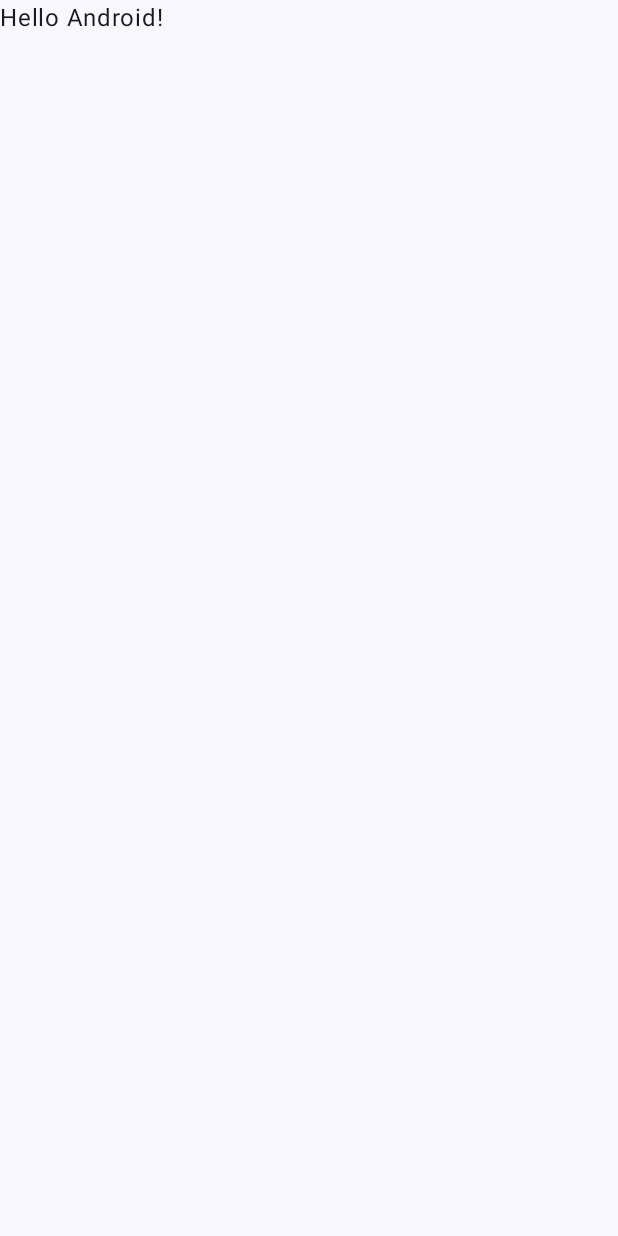
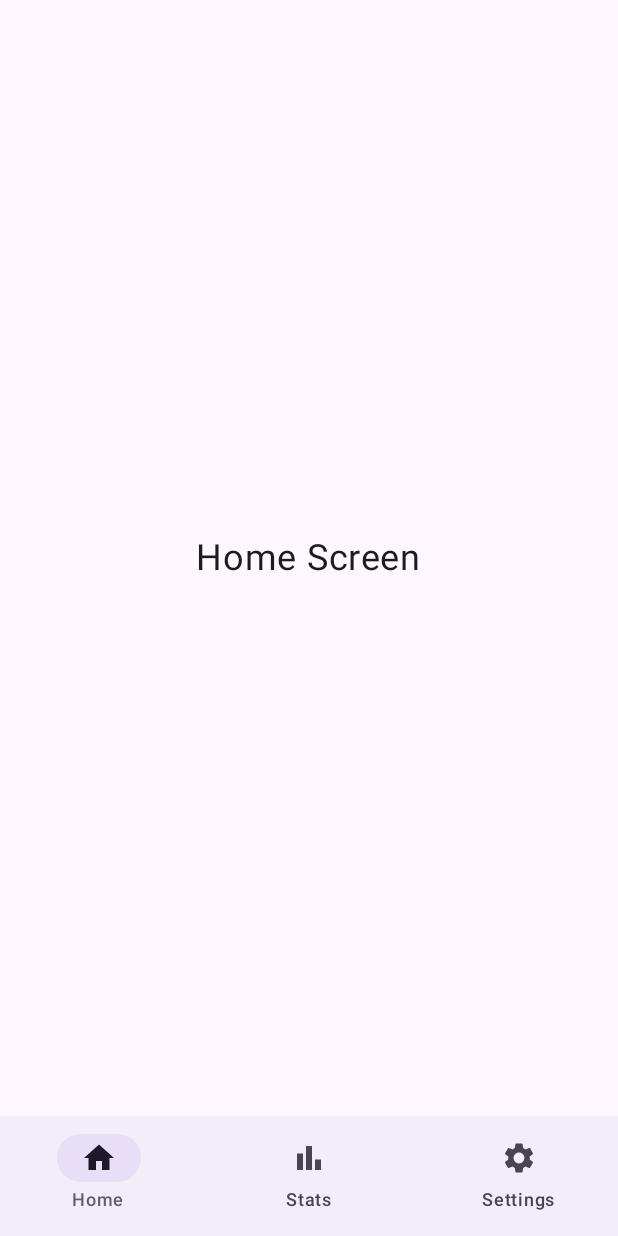
Before and after one commit to AlphaLion95/moneyger, an Android app built with Jetpack Compose: the screen it shows after launch (MainActivity), on a phone screen of 412 x 824 dp. Before the commit the screen is almost empty. Run offline under Robolectric (Android 15) with nearby library versions, the phone set to English and light mode, and no system bars.

Commit message:
✅ Fix MainScreen and MainActivity navigation setup

```diff
--- a/app/src/main/java/com/example/moneyger/MainActivity.kt
+++ b/app/src/main/java/com/example/moneyger/MainActivity.kt
@@ -3,45 +3,16 @@ package com.example.moneyger
 import android.os.Bundle
 import androidx.activity.ComponentActivity
 import androidx.activity.compose.setContent
-import androidx.activity.enableEdgeToEdge
-import androidx.compose.foundation.layout.fillMaxSize
-import androidx.compose.foundation.layout.padding
-import androidx.compose.material3.Scaffold
-import androidx.compose.material3.Text
-import androidx.compose.runtime.Composable
-import androidx.compose.ui.Modifier
-import androidx.compose.ui.tooling.preview.Preview
-import com.example.moneyger.ui.theme.MoneyGerTheme
+import com.example.moneyger.ui.MainScreen
+import com.example.moneyger.ui.theme.MoneygerTheme
 
 class MainActivity : ComponentActivity() {
     override fun onCreate(savedInstanceState: Bundle?) {
         super.onCreate(savedInstanceState)
-        enableEdgeToEdge()
         setContent {
-            MoneyGerTheme {
-                Scaffold(modifier = Modifier.fillMaxSize()) { innerPadding ->
-                    Greeting(
-                        name = "Android",
-                        modifier = Modifier.padding(innerPadding)
-                    )
-                }
+            MoneygerTheme {
+                MainScreen() // Uses the one from com.example.moneyger.ui
             }
         }
     }
 }
-
-@Composable
-fun Greeting(name: String, modifier: Modifier = Modifier) {
-    Text(
-        text = "Hello $name!",
-        modifier = modifier
-    )
-}
-
-@Preview(showBackground = true)
-@Composable
-fun GreetingPreview() {
-    MoneyGerTheme {
-        Greeting("Android")
-    }
-}
--- /dev/null
+++ b/app/src/main/java/com/example/moneyger/ui/MainScreen.kt
@@ -0,0 +1,54 @@
+package com.example.moneyger.ui
+
+import androidx.compose.foundation.layout.padding
+import androidx.compose.material3.*
+import androidx.compose.runtime.Composable
+import androidx.compose.runtime.getValue
+import androidx.compose.ui.Modifier
+import androidx.navigation.compose.NavHost
+import androidx.navigation.compose.composable
+import androidx.navigation.compose.currentBackStackEntryAsState
+import androidx.navigation.compose.rememberNavController
+import com.example.moneyger.ui.components.BottomNavItem
+import com.example.moneyger.ui.home.HomeScreen
+import com.example.moneyger.ui.settings.SettingsScreen
+import com.example.moneyger.ui.stats.StatsScreen
+
+@OptIn(ExperimentalMaterial3Api::class)
+@Composable
+fun MainScreen() {
+    val navController = rememberNavController()
+    val items = listOf(
+        BottomNavItem.Home,
+        BottomNavItem.Stats,
+        BottomNavItem.Settings
+    )
+
+    Scaffold(
+        bottomBar = {
+            NavigationBar {
+                val navBackStackEntry by navController.currentBackStackEntryAsState()
+                val currentRoute = navBackStackEntry?.destination?.route
+
+                items.forEach { item ->
+                    NavigationBarItem(
+                        selected = currentRoute == item.route,
+                        onClick = { navController.navigate(item.route) },
+                        icon = { Icon(item.icon, contentDescription = item.label) },
+                        label = { Text(item.label) }
+                    )
+                }
+            }
+        }
+    ) { innerPadding ->
+        NavHost(
+            navController = navController,
+            startDestination = BottomNavItem.Home.route,
+            modifier = Modifier.padding(innerPadding)
+        ) {
+            composable(BottomNavItem.Home.route) { HomeScreen() }
+            composable(BottomNavItem.Stats.route) { StatsScreen() }
+            composable(BottomNavItem.Settings.route) { SettingsScreen() }
+        }
+    }
+}
--- /dev/null
+++ b/app/src/main/java/com/example/moneyger/ui/components/BottomNavItem.kt
@@ -0,0 +1,23 @@
+package com.example.moneyger.ui.components
+
+import androidx.compose.material.icons.Icons
+import androidx.compose.material.icons.filled.Home
+import androidx.compose.material.icons.filled.PieChart
+import androidx.compose.material.icons.filled.Settings
+import androidx.compose.ui.graphics.vector.ImageVector
+import androidx.compose.material.icons.filled.BarChart
+
+
+sealed class BottomNavItem(
+    val route: String,
+    val icon: ImageVector,
+    val label: String
+) {
+    object Home : BottomNavItem("home", Icons.Filled.Home, "Home")
+    object Stats : BottomNavItem("stats", Icons.Filled.BarChart, "Stats")
+    object Settings : BottomNavItem("settings", Icons.Filled.Settings, "Settings")
+
+    companion object {
+        val items = listOf(Home, Stats, Settings)
+    }
+}
--- /dev/null
+++ b/app/src/main/java/com/example/moneyger/ui/home/HomeScreen.kt
@@ -0,0 +1,21 @@
+package com.example.moneyger.ui.home
+
+import androidx.compose.foundation.layout.*
+import androidx.compose.material3.Text
+import androidx.compose.runtime.Composable
+import androidx.compose.ui.Alignment
+import androidx.compose.ui.Modifier
+import androidx.compose.ui.unit.dp
+import androidx.compose.ui.unit.sp
+
+@Composable
+fun HomeScreen() {
+    Box(
+        modifier = Modifier
+            .fillMaxSize()
+            .padding(16.dp),
+        contentAlignment = Alignment.Center
+    ) {
+        Text(text = "Home Screen", fontSize = 24.sp)
+    }
+}
--- /dev/null
+++ b/app/src/main/java/com/example/moneyger/ui/theme/MoneygerTheme.kt
@@ -0,0 +1,21 @@
+package com.example.moneyger.ui.theme
+
+import androidx.compose.material3.MaterialTheme
+import androidx.compose.material3.darkColorScheme
+import androidx.compose.material3.lightColorScheme
+import androidx.compose.runtime.Composable
+
+private val LightColors = lightColorScheme()
+private val DarkColors = darkColorScheme()
+
+@Composable
+fun MoneygerTheme(
+    darkTheme: Boolean = false,
+    content: @Composable () -> Unit
+) {
+    MaterialTheme(
+        colorScheme = if (darkTheme) DarkColors else LightColors,
+        typography = MaterialTheme.typography,
+        content = content
+    )
+}
```
Also changed, not shown: app/build.gradle.kts (+28 -3 lines), app/src/main/java/com/example/moneyger/ui/components/BottomNavScaffold.kt (added, +65 -0 lines), app/src/main/java/com/example/moneyger/ui/settings/SettingsScreen.kt (added, +21 -0 lines), app/src/main/java/com/example/moneyger/ui/stats/StatsScreen.kt (added, +21 -0 lines).
